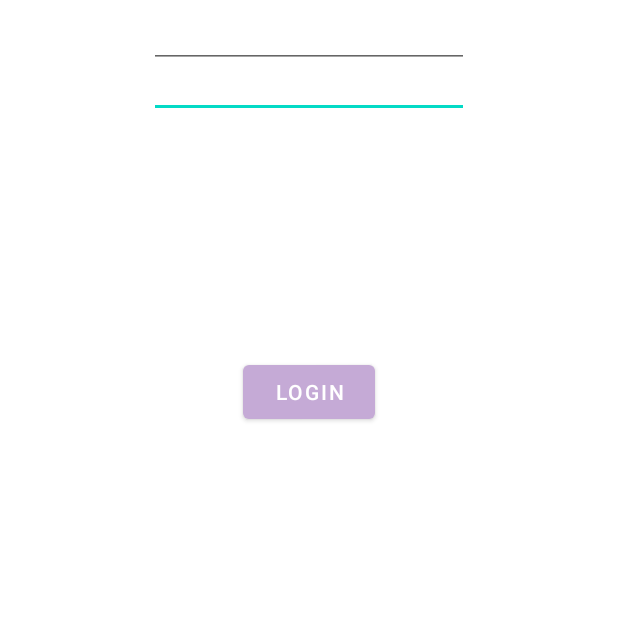
After one commit to rommignoatto/parcial-1-am-acn4a-gnoatto-irisarri, an Android app: the Login screen opened directly, with no data from a screen before it, on a phone screen of 412 x 824 dp, the top half of it. The commit adds this screen. Run offline under Robolectric (Android 15) with nearby library versions, the phone set to English and light mode, and no system bars; network calls fail.

Commit message:
feat: add login feat: add login screen feat: add butoon Login

```diff
--- a/app/src/main/AndroidManifest.xml
+++ b/app/src/main/AndroidManifest.xml
@@ -16,6 +16,12 @@
         android:theme="@style/Theme.MyApplicationWardiereTravel"
         tools:targetApi="31">
         <activity
+            android:name=".Login"
+            android:exported="false" />
+        <activity
+            android:name=".LoginActivity"
+            android:exported="false" />
+        <activity
             android:name=".MainActivityParis"
             android:exported="false" />
         <activity
--- /dev/null
+++ b/app/src/main/java/com/example/myapplicationwardieretravel/Login.java
@@ -0,0 +1,14 @@
+package com.example.myapplicationwardieretravel;
+
+import androidx.appcompat.app.AppCompatActivity;
+
+import android.os.Bundle;
+
+public class Login extends AppCompatActivity {
+
+    @Override
+    protected void onCreate(Bundle savedInstanceState) {
+        super.onCreate(savedInstanceState);
+        setContentView(R.layout.activity_login);
+    }
+}
--- /dev/null
+++ b/app/src/main/res/layout/activity_login.xml
@@ -0,0 +1,46 @@
+<?xml version="1.0" encoding="utf-8"?>
+<androidx.constraintlayout.widget.ConstraintLayout xmlns:android="http://schemas.android.com/apk/res/android"
+    xmlns:app="http://schemas.android.com/apk/res-auto"
+    xmlns:tools="http://schemas.android.com/tools"
+    android:layout_width="match_parent"
+    android:layout_height="match_parent"
+    tools:context=".Login">
+
+    <EditText
+        android:id="@+id/Email"
+        android:layout_width="wrap_content"
+        android:layout_height="wrap_content"
+        android:layout_marginTop="128dp"
+        android:layout_marginBottom="16dp"
+        android:ems="10"
+        android:inputType="textEmailAddress"
+        app:layout_constraintBottom_toTopOf="@+id/Password"
+        app:layout_constraintEnd_toEndOf="parent"
+        app:layout_constraintStart_toStartOf="parent"
+        app:layout_constraintTop_toTopOf="parent" />
+
+    <EditText
+        android:id="@+id/Password"
+        android:layout_width="wrap_content"
+        android:layout_height="wrap_content"
+        android:ems="10"
+        android:inputType="textPassword"
+        app:layout_constraintEnd_toEndOf="parent"
+        app:layout_constraintStart_toStartOf="parent"
+        tools:layout_editor_absoluteY="226dp" />
+
+    <Button
+        android:id="@+id/loginButton"
+        android:layout_width="wrap_content"
+        android:layout_height="wrap_content"
+        android:layout_marginStart="164dp"
+        android:layout_marginTop="34dp"
+        android:layout_marginEnd="164dp"
+        android:layout_marginBottom="381dp"
+        android:onClick="onLogButtonClick"
+        android:text="Login"
+        app:layout_constraintBottom_toBottomOf="parent"
+        app:layout_constraintEnd_toEndOf="parent"
+        app:layout_constraintStart_toStartOf="parent"
+        app:layout_constraintTop_toBottomOf="@+id/Password" />
+</androidx.constraintlayout.widget.ConstraintLayout>
--- /dev/null
+++ b/app/src/main/res/values/refs.xml
@@ -0,0 +1,2 @@
+<?xml version="1.0" encoding="utf-8"?>
+<resources></resources>
```
Also changed, not shown: app/src/main/java/com/example/myapplicationwardieretravel/LoginActivity.java (added, +24 -0 lines), app/src/main/java/com/example/myapplicationwardieretravel/MainActivity.java (+25 -1 lines), app/src/main/res/layout/activity_login2.xml (added, +10 -0 lines).
